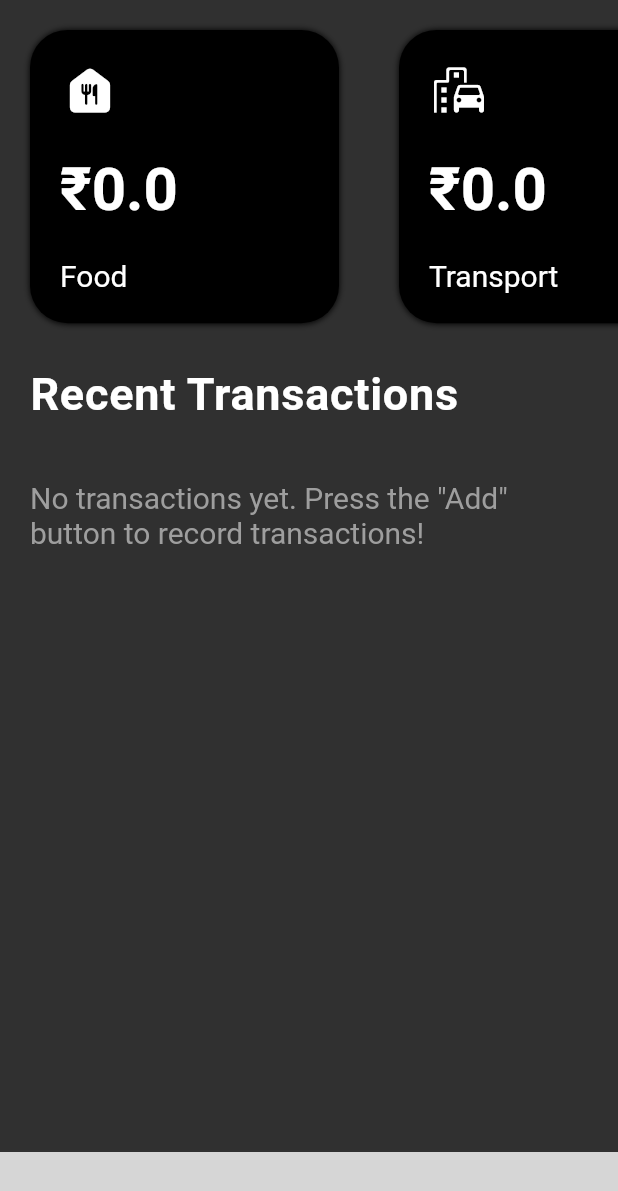
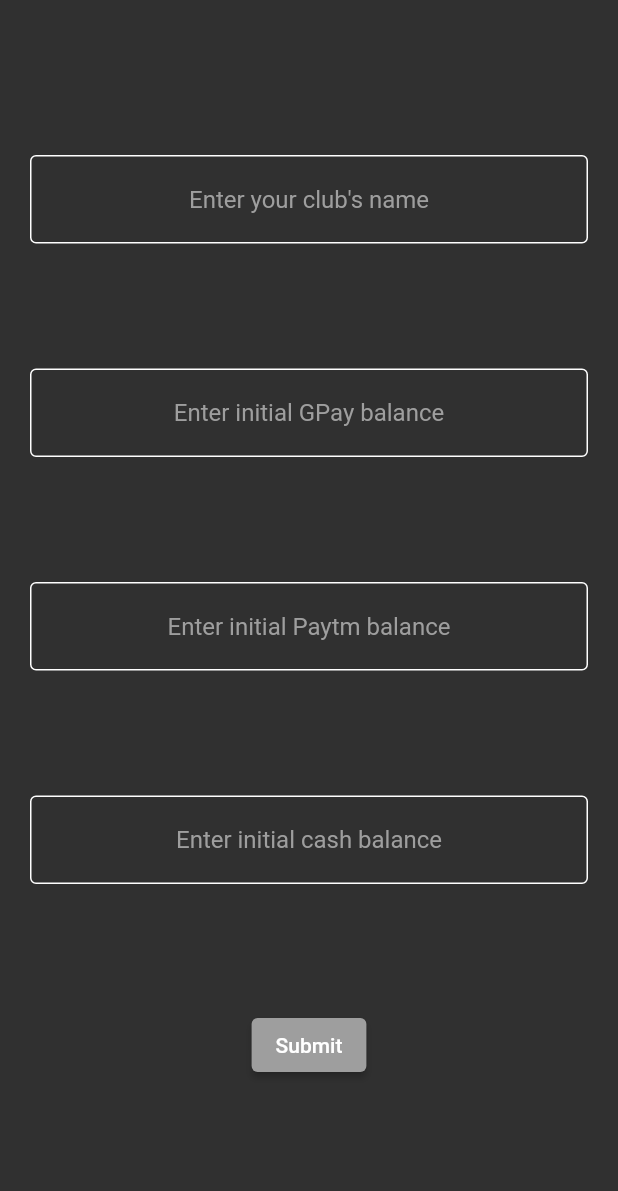
Before and after one commit to hridaypradhan/dbms_project, a Flutter app: the screen it shows after launch, on a phone screen of 412 x 824 dp. Shown: the top 1191 px of the screen. Run offline on Flutter 3.47's test engine with Material 2 defaults, Android fonts, the phone set to English and light mode, and no system bars; our stand-ins replace date_time_picker, sqflite; missing offline and left inert: expand_widget, ff_navigation_bar, simple_coverflow; accounts and stored records are empty; grey boxes are pictures that could not be loaded.

Commit message:
Major Balance working update

```diff
--- a/lib/database_helpers/balances_helper.dart
+++ b/lib/database_helpers/balances_helper.dart
@@ -3,6 +3,7 @@ import 'package:dbms_project/global/constants.dart';
 import 'package:dbms_project/global/enums.dart';
 import 'package:dbms_project/global/strings.dart';
 import 'package:dbms_project/models/balance_item.dart';
+import 'package:dbms_project/models/initial_data.dart';
 import 'package:flutter/material.dart';
 
 class BalancesHelper extends ChangeNotifier {
@@ -20,9 +21,24 @@ class BalancesHelper extends ChangeNotifier {
   );
   BalanceItem get balances => _balances;
 
+  void initializeBalances(InitialData initialData) {
+    _balances = BalanceItem(
+      gpay: initialData.gpay,
+      paytm: initialData.paytm,
+      cash: initialData.cash,
+      income: 0,
+      expense: 0,
+      totalBalance: initialData.cash + initialData.paytm + initialData.gpay,
+    );
+    notifyListeners();
+  }
+
   void getBalancesFromTable() async {
     var db = await _databaseHelper.database;
-    var result = await db.rawQuery(
+    var result = await db.rawQuery('select * from $initialDataTable');
+    InitialData _initialData = InitialData.fromMap(result[0]);
+    initializeBalances(_initialData);
+    result = await db.rawQuery(
       '''select $clubTransactionsPaymentMethodColumn,
          sum(case when $clubTransactionsTransactionDirectionColumn = '${ClubTransactionDirection.Incoming}' then $clubTransactionsAmountColumn else 0 end) -
          sum(case when $clubTransactionsTransactionDirectionColumn = '${ClubTransactionDirection.Outgoing}' then $clubTransactionsAmountColumn else 0 end)
@@ -41,10 +57,10 @@ class BalancesHelper extends ChangeNotifier {
           cash = convertToDouble(element[clubTransactionsAmountColumn]);
       },
     );
-    _balances.gpay = gpay;
-    _balances.paytm = paytm;
-    _balances.cash = cash;
-    _balances.totalBalance = gpay + paytm + cash;
+    _balances.gpay += gpay;
+    _balances.paytm += paytm;
+    _balances.cash += cash;
+    _balances.totalBalance += gpay + paytm + cash;
     result = await db.rawQuery(
       '''
          select ifnull (
@@ -57,7 +73,7 @@ class BalancesHelper extends ChangeNotifier {
         ), 0 ) as $balancesIncomeColumn
       ''',
     );
-    _balances.income = convertToDouble(result[0][balancesIncomeColumn]);
+    _balances.income += convertToDouble(result[0][balancesIncomeColumn]);
     result = await db.rawQuery(
       '''
          select ifnull (
@@ -70,7 +86,7 @@ class BalancesHelper extends ChangeNotifier {
         ), 0 ) as $balancesExpenseColumn
       ''',
     );
-    _balances.expense = convertToDouble(result[0][balancesExpenseColumn]);
+    _balances.expense += convertToDouble(result[0][balancesExpenseColumn]);
 
     notifyListeners();
   }
--- /dev/null
+++ b/lib/database_helpers/initialization_helper.dart
@@ -0,0 +1,51 @@
+import 'package:dbms_project/database_helpers/database_helper.dart';
+import 'package:dbms_project/global/strings.dart';
+import 'package:dbms_project/models/initial_data.dart';
+import 'package:flutter/material.dart';
+
+class InitializationHelper extends ChangeNotifier {
+  InitializationHelper() {
+    getInitialDataFromTable();
+  }
+  bool _dataInitialized = false;
+  InitialData _initialData;
+  DatabaseHelper _databaseHelper = DatabaseHelper();
+  bool get dataInitialized => _dataInitialized;
+
+  void checkInitialization() async {
+    var db = await _databaseHelper.database;
+    var result = await db.rawQuery('select * from $initialDataTable');
+    _dataInitialized = result.length > 0;
+    notifyListeners();
+  }
+
+  Future<InitialData> getInitialDataFromTable() async {
+    var db = await _databaseHelper.database;
+    var result = await db.rawQuery('select * from $initialDataTable');
+    _initialData = InitialData.fromMap(result[0]);
+    return _initialData;
+  }
+
+  void insertInitialData(InitialData initialData) async {
+    var db = await _databaseHelper.database;
+    var result = await db.rawInsert(
+      '''insert into $initialDataTable
+      (
+        $initialDataClubNameColumn,
+        $initialDataGpayColumn,
+        $initialDataPaytmColumn,
+        $initialDataCashColumn
+      )
+      values
+      (
+        '${initialData.clubName}',
+        '${initialData.gpay}',
+        '${initialData.paytm}',
+        '${initialData.cash}'
+      )''',
+    );
+    if (result > 0) _dataInitialized = true;
+    getInitialDataFromTable();
+    print('Initialisation insertion result: $result');
+  }
+}
--- a/lib/global/strings.dart
+++ b/lib/global/strings.dart
@@ -35,6 +35,12 @@ final String balancesIncomeColumn = 'income';
 final String balancesExpenseColumn = 'expense';
 final String balancesTotalBalanceColumn = 'totalBalance';
 
+final String initialDataTable = 'initialDataTable';
+final String initialDataGpayColumn = 'gpay';
+final String initialDataPaytmColumn = 'paytm';
+final String initialDataCashColumn = 'cash';
+final String initialDataClubNameColumn = 'clubName';
+
 final String tedxImageUrl =
     'https://scontent.fdel11-2.fna.fbcdn.net/v/t1.18169-9/19275217_832559843576568_4463523526816254879_n.png?_nc_cat=110&ccb=1-3&_nc_sid=973b4a&_nc_ohc=yJj022clKjoAX8fHEu4&_nc_ht=scontent.fdel11-2.fna&oh=2b6b15093036abfa89bda839ea4e3a60&oe=60A24A1A';
 final String inspiriaImageUrl =
--- a/lib/main.dart
+++ b/lib/main.dart
@@ -3,6 +3,7 @@ import 'package:dbms_project/database_helpers/budget_helper.dart';
 import 'package:dbms_project/database_helpers/club_transaction_helper.dart';
 import 'package:dbms_project/database_helpers/collab_helper.dart';
 import 'package:dbms_project/database_helpers/database_helper.dart';
+import 'package:dbms_project/database_helpers/initialization_helper.dart';
 import 'package:dbms_project/screens/main_screen/main_screen.dart';
 import 'package:flutter/material.dart';
 import 'package:flutter/services.dart';
@@ -39,6 +40,9 @@ class MyApp extends StatelessWidget {
         ChangeNotifierProvider<CollabHelper>(
           create: (context) => CollabHelper(),
         ),
+        ChangeNotifierProvider<InitializationHelper>(
+          create: (context) => InitializationHelper(),
+        ),
       ],
       child: MaterialApp(
         debugShowCheckedModeBanner: false,
--- /dev/null
+++ b/lib/models/initial_data.dart
@@ -0,0 +1,28 @@
+import 'package:flutter/material.dart';
+class InitialData {
+    InitialData({
+        @required this.clubName,
+        @required this.gpay,
+        @required this.paytm,
+        @required this.cash,
+    });
+
+    String clubName;
+    double gpay;
+    double paytm;
+    double cash;
+
+    factory InitialData.fromMap(Map<String, dynamic> json) => InitialData(
+        clubName: json["clubName"],
+        gpay: json["gpay"].toDouble(),
+        paytm: json["paytm"].toDouble(),
+        cash: json["cash"].toDouble(),
+    );
+
+    Map<String, dynamic> toMap() => {
+        "clubName": clubName,
+        "gpay": gpay,
+        "paytm": paytm,
+        "cash": cash,
+    };
+}
--- a/lib/screens/home_screen/widgets/add_transaction_form.dart
+++ b/lib/screens/home_screen/widgets/add_transaction_form.dart
@@ -166,8 +166,8 @@ class _AddTransactionFormState extends State<AddTransactionForm> {
               child: DropdownButton(
                 value: _chosenDirection,
                 items: <String>[
-                  'Debit',
-                  'Credit',
+                  'Incoming',
+                  'Outgoing',
                 ].map<DropdownMenuItem<String>>(
                   (String value) {
                     return DropdownMenuItem<String>(
--- a/lib/screens/main_screen/main_screen.dart
+++ b/lib/screens/main_screen/main_screen.dart
@@ -1,3 +1,4 @@
+import 'package:dbms_project/database_helpers/initialization_helper.dart';
 import 'package:dbms_project/screens/balances_screen/balances_screen.dart';
 import 'package:dbms_project/screens/budget_screen/budget_screen.dart';
 import 'package:dbms_project/screens/budget_screen/widgets/add_budget_item_form.dart';
@@ -5,8 +6,10 @@ import 'package:dbms_project/screens/collabs_screen/collabs_screen.dart';
 import 'package:dbms_project/screens/collabs_screen/widgets/add_collab_form.dart';
 import 'package:dbms_project/screens/home_screen/home_screen.dart';
 import 'package:dbms_project/screens/home_screen/widgets/add_transaction_form.dart';
+import 'package:dbms_project/screens/main_screen/widgets/add_initial_data_form.dart';
 import 'package:ff_navigation_bar/ff_navigation_bar.dart';
 import 'package:flutter/material.dart';
+import 'package:provider/provider.dart';
 
 class MainScreen extends StatefulWidget {
   @override
@@ -15,7 +18,6 @@ class MainScreen extends StatefulWidget {
 
 class _MainScreenState extends State<MainScreen> {
   PageController _pageController;
-
   int _barIndex = 0;
 
   @override
@@ -32,7 +34,10 @@ class _MainScreenState extends State<MainScreen> {
 
   @override
   Widget build(BuildContext context) {
-    return Scaffold(
+    Provider.of<InitializationHelper>(context).checkInitialization();
+    return Provider.of<InitializationHelper>(context).dataInitialized
+        ?
+        Scaffold(
             bottomNavigationBar: FFNavigationBar(
               selectedIndex: _barIndex,
               items: [
@@ -69,6 +74,7 @@ class _MainScreenState extends State<MainScreen> {
                     if (index > 2)
                       _pageController.jumpToPage(index - 1);
                     else if (index < 2) _pageController.jumpToPage(index);
+
                     _barIndex = index;
                     if (index == 2) {
                       if (_pageController.page != 1)
@@ -115,7 +121,7 @@ class _MainScreenState extends State<MainScreen> {
                 BudgetScreen(),
               ],
             ),
-    );
+          ):AddInitialDataForm();
   }
 
   _getForm(int prevPage) {
--- /dev/null
+++ b/lib/screens/main_screen/widgets/add_initial_data_form.dart
@@ -0,0 +1,145 @@
+import 'package:dbms_project/database_helpers/balances_helper.dart';
+import 'package:dbms_project/database_helpers/initialization_helper.dart';
+import 'package:dbms_project/models/initial_data.dart';
+import 'package:flutter/material.dart';
+import 'package:provider/provider.dart';
+
+class AddInitialDataForm extends StatefulWidget {
+  @override
+  _AddInitialDataFormState createState() => _AddInitialDataFormState();
+}
+
+class _AddInitialDataFormState extends State<AddInitialDataForm> {
+  TextEditingController _clubNameController,
+      _gpayController,
+      _paytmController,
+      _cashController;
+  @override
+  void initState() {
+    super.initState();
+    _cashController = TextEditingController();
+    _clubNameController = TextEditingController();
+    _gpayController = TextEditingController();
+    _paytmController = TextEditingController();
+  }
+
+  @override
+  void dispose() {
+    _cashController.dispose();
+    _clubNameController.dispose();
+    _gpayController.dispose();
+    _paytmController.dispose();
+    super.dispose();
+  }
+
+  @override
+  Widget build(BuildContext context) {
+    return Scaffold(
+      body: Center(
+        child: Padding(
+          padding: const EdgeInsets.all(20.0),
+          child: Column(
+            mainAxisAlignment: MainAxisAlignment.spaceEvenly,
+            children: [
+              TextField(
+                textAlign: TextAlign.center,
+                keyboardType: TextInputType.name,
+                textCapitalization: TextCapitalization.words,
+                controller: _clubNameController,
+                decoration: InputDecoration(
+                  border: OutlineInputBorder(
+                    borderSide: BorderSide(color: Colors.white),
+                  ),
+                  enabledBorder: OutlineInputBorder(
+                    borderSide: BorderSide(color: Colors.white),
+                  ),
+                  hintStyle: TextStyle(color: Colors.grey),
+                  hintText: 'Enter your club\'s name',
+                ),
+              ),
+              TextField(
+                textAlign: TextAlign.center,
+                keyboardType: TextInputType.number,
+                textCapitalization: TextCapitalization.words,
+                controller: _gpayController,
+                decoration: InputDecoration(
+                  border: OutlineInputBorder(
+                    borderSide: BorderSide(color: Colors.white),
+                  ),
+                  enabledBorder: OutlineInputBorder(
+                    borderSide: BorderSide(color: Colors.white),
+                  ),
+                  hintStyle: TextStyle(color: Colors.grey),
+                  hintText: 'Enter initial GPay balance',
+                ),
+              ),
+              TextField(
+                textAlign: TextAlign.center,
+                keyboardType: TextInputType.number,
+                textCapitalization: TextCapitalization.words,
+                controller: _paytmController,
+                decoration: InputDecoration(
+                  border: OutlineInputBorder(
+                    borderSide: BorderSide(color: Colors.white),
+                  ),
+                  enabledBorder: OutlineInputBorder(
+                    borderSide: BorderSide(color: Colors.white),
+                  ),
+                  hintStyle: TextStyle(color: Colors.grey),
+                  hintText: 'Enter initial Paytm balance',
+                ),
+              ),
+              TextField(
+                textAlign: TextAlign.center,
+                keyboardType: TextInputType.number,
+                textCapitalization: TextCapitalization.words,
+                controller: _cashController,
+                decoration: InputDecoration(
+                  border: OutlineInputBorder(
+                    borderSide: BorderSide(color: Colors.white),
+                  ),
+                  enabledBorder: OutlineInputBorder(
+                    borderSide: BorderSide(color: Colors.white),
+                  ),
+                  hintStyle: TextStyle(color: Colors.grey),
+                  hintText: 'Enter initial cash balance',
+                ),
+              ),
+              ElevatedButton(
+                style: ElevatedButton.styleFrom(
+                  primary: Colors.grey,
+                ),
+                onPressed: () async {
+                  try {
+                    var initialData = InitialData(
+                      clubName: _clubNameController.text,
+                      paytm: double.parse(_paytmController.text),
+                      gpay: double.parse(_gpayController.text),
+                      cash: double.parse(_cashController.text),
+                    );
+                    Provider.of<InitializationHelper>(
+                      context,
+                      listen: false,
+                    ).insertInitialData(initialData);
+                    Provider.of<BalancesHelper>(
+                      context,
+                      listen: false,
+                    ).initializeBalances(initialData);
+                  } catch (e) {
+                    print(e);
+                    ScaffoldMessenger.of(context).showSnackBar(
+                      SnackBar(
+                        content: Text('Fill in all the fields!'),
+                      ),
+                    );
+                  }
+                },
+                child: Text('Submit'),
+              ),
+            ],
+          ),
+        ),
+      ),
+    );
+  }
+}
```
Also changed, not shown: lib/database_helpers/database_helper.dart (+11 -0 lines), lib/screens/balances_screen/balances_screen.dart (+3 -5 lines), lib/database_helpers/club_transaction_helper.dart (line endings or trailing spaces). Lines whose indentation alone changed are shown as unchanged.
